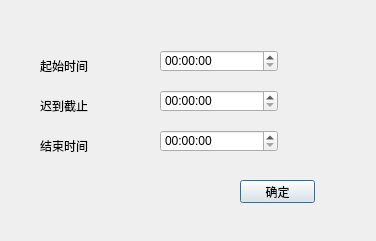
Above: Attendance/timesetdialog.ui from embpgp/attendance before the change. Below: the same form after it.
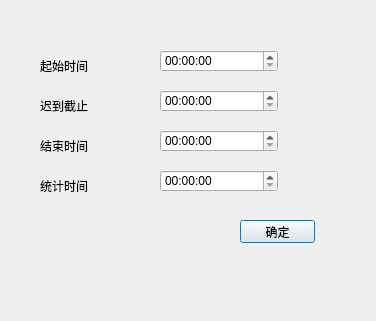
That is the form after the change.

The edit to the form file:
```diff
--- a/Attendance/timesetdialog.ui
+++ b/Attendance/timesetdialog.ui
@@ -7,7 +7,7 @@
     <x>0</x>
     <y>0</y>
     <width>376</width>
-    <height>241</height>
+    <height>321</height>
    </rect>
   </property>
   <property name="windowTitle">
@@ -86,7 +86,7 @@
    <property name="geometry">
     <rect>
      <x>240</x>
-     <y>180</y>
+     <y>220</y>
      <width>75</width>
      <height>23</height>
     </rect>
@@ -95,6 +95,29 @@
     <string>确定</string>
    </property>
   </widget>
+  <widget class="QLabel" name="label_4">
+   <property name="geometry">
+    <rect>
+     <x>40</x>
+     <y>180</y>
+     <width>54</width>
+     <height>12</height>
+    </rect>
+   </property>
+   <property name="text">
+    <string>统计时间</string>
+   </property>
+  </widget>
+  <widget class="QTimeEdit" name="countTimeEdit">
+   <property name="geometry">
+    <rect>
+     <x>160</x>
+     <y>170</y>
+     <width>118</width>
+     <height>22</height>
+    </rect>
+   </property>
+  </widget>
  </widget>
  <resources/>
  <connections/>
```
